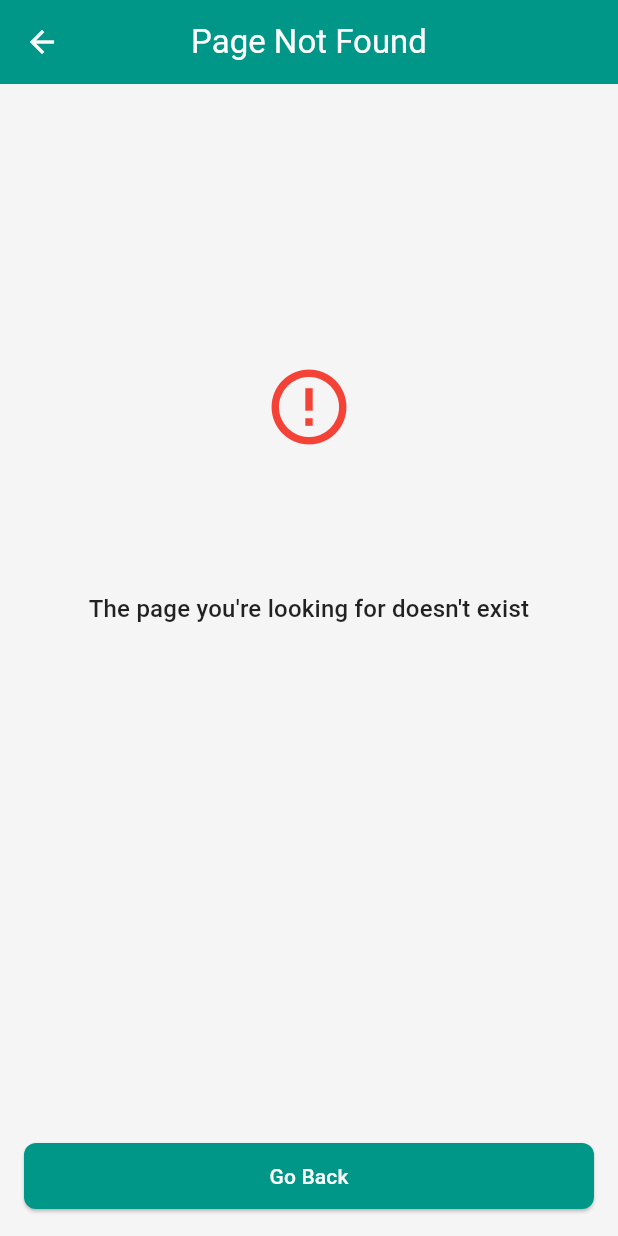
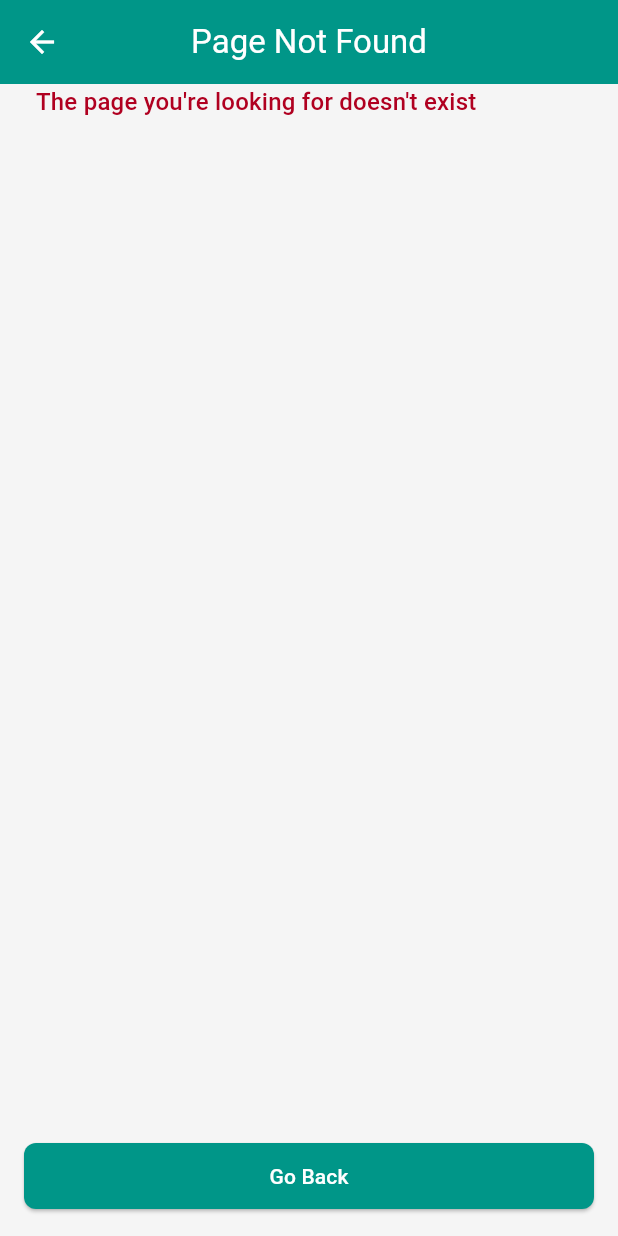
Before and after one commit to SergiCoder/flutter_firebase_auth_clean_arch, a Flutter app: the ErrorScreen screen opened directly with empty values, on a phone screen of 412 x 824 dp. Run offline on Flutter 3.47's test engine with Material 3 defaults, Android fonts, the phone set to English and light mode, and no system bars; our stand-ins replace firebase_auth, firebase_core, flutter_dotenv, flutter_hooks, flutter_riverpod, get_it and 2 more; missing offline and left inert: firebase_app_check; accounts and stored records are empty.

Commit message:
refactor: implement error widget in login and register

````diff
--- a/lib/core/presentation/hooks/use_format_error_message.dart
+++ b/lib/core/presentation/hooks/use_format_error_message.dart
@@ -3,7 +3,7 @@ import 'package:flutter_hooks/flutter_hooks.dart';
 /// A hook that formats an error message to be more user-friendly.
 ///
 /// This hook removes common error prefixes like "[firebase_auth/xxx]" and
-/// formats the message to be more readable.
+/// "Exception:", then formats the message to be more readable.
 ///
 /// Example:
 /// ```dart
@@ -14,7 +14,11 @@ String useFormatErrorMessage(String errorMessage) {
     () {
       // Remove common error prefixes like "[firebase_auth/xxx]"
       final prefixPattern = RegExp(r'^\[[\w-]+\/[\w-]+\]\s*');
-      final cleanedMessage = errorMessage.replaceFirst(prefixPattern, '');
+      var cleanedMessage = errorMessage.replaceFirst(prefixPattern, '');
+
+      // Remove "Exception:" prefix if present
+      cleanedMessage =
+          cleanedMessage.replaceFirst(RegExp(r'^Exception:\s*'), '');
 
       // Capitalize the first letter if it doesn't start with a capital letter
       if (cleanedMessage.isNotEmpty &&
--- a/lib/core/presentation/widgets/error_widget.dart
+++ b/lib/core/presentation/widgets/error_widget.dart
@@ -1,65 +1,32 @@
 import 'package:flutter/material.dart';
-import 'package:flutter_firebase_auth_clean_arch/core/localization/app_localization.dart';
 import 'package:flutter_firebase_auth_clean_arch/core/presentation/hooks/use_format_error_message.dart';
 import 'package:flutter_hooks/flutter_hooks.dart';
 
 /// A widget for displaying error messages with a consistent UI.
-///
-/// The [onRetry] callback is optional and will display a retry button when
-/// provided.
 class ErrorDisplayWidget extends HookWidget {
   /// Creates a new [ErrorDisplayWidget].
   const ErrorDisplayWidget({
     required this.errorMessage,
-    this.onRetry,
     super.key,
   });
 
   /// The error message to display.
   final String errorMessage;
 
-  /// Optional callback to retry the operation that caused the error.
-  final VoidCallback? onRetry;
-
   @override
   Widget build(BuildContext context) {
     // Format the error message to be more user-friendly
     final formattedMessage = useFormatErrorMessage(errorMessage);
 
-    // Default error styling
-    const iconData = Icons.error_outline;
-    const iconColor = Colors.red;
-
-    return Column(
-      mainAxisAlignment: MainAxisAlignment.center,
-      crossAxisAlignment: CrossAxisAlignment.stretch,
-      children: [
-        const Spacer(flex: 2),
-        const Icon(
-          iconData,
-          size: 60,
-          color: iconColor,
-        ),
-        const Spacer(),
-        Padding(
-          padding: const EdgeInsets.symmetric(horizontal: 24),
-          child: Text(
-            formattedMessage,
-            textAlign: TextAlign.center,
-            style: Theme.of(context).textTheme.titleMedium,
-          ),
-        ),
-        if (onRetry != null) ...[
-          const Spacer(),
-          Center(
-            child: ElevatedButton(
-              onPressed: onRetry,
-              child: Text(AppLocalization.of(context).retryButton),
+    return Padding(
+      padding: const EdgeInsets.symmetric(horizontal: 24),
+      child: Text(
+        formattedMessage,
+        textAlign: TextAlign.center,
+        style: Theme.of(context).textTheme.titleMedium?.copyWith(
+              color: Theme.of(context).colorScheme.error,
             ),
-          ),
-        ],
-        const Spacer(flex: 3),
-      ],
+      ),
     );
   }
 }
--- a/lib/features/splash/presentation/splash_screen.dart
+++ b/lib/features/splash/presentation/splash_screen.dart
@@ -80,7 +80,6 @@ class SplashScreen extends HookConsumerWidget {
     } else if (state is SplashError) {
       return ErrorDisplayWidget(
         errorMessage: state.message,
-        onRetry: () => ref.read(splashProvider.notifier).retry(),
       );
     } else {
       // Initial state or Navigate state (before navigation completes)
````
Also changed, not shown: lib/features/auth/presentation/login_screen.dart (+3 -6 lines), lib/features/auth/presentation/register_screen.dart (+3 -6 lines).
